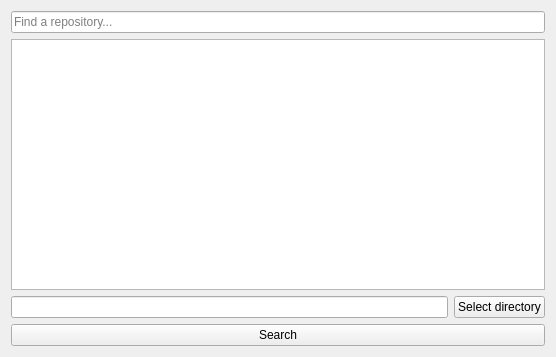
DomiTP/GitHub-Manager, file ui/widgets/local_repositories.ui: the form before one commit.
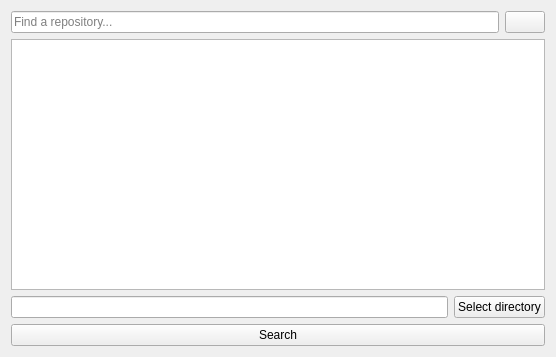
The form after the commit.

Patch:
```diff
--- a/ui/widgets/local_repositories.ui
+++ b/ui/widgets/local_repositories.ui
@@ -15,11 +15,31 @@
         </property>
         <layout class="QVBoxLayout" name="verticalLayout">
             <item>
+    <layout class="QHBoxLayout" name="horizontalLayout_2">
+     <property name="bottomMargin">
+      <number>0</number>
+     </property>
+     <item>
                 <widget class="QLineEdit" name="lineEdit">
                     <property name="placeholderText">
                         <string>Find a repository...</string>
                     </property>
                 </widget>
+     </item>
+     <item>
+      <widget class="QPushButton" name="loadingButton">
+       <property name="sizePolicy">
+        <sizepolicy hsizetype="Fixed" vsizetype="Fixed">
+         <horstretch>0</horstretch>
+         <verstretch>0</verstretch>
+        </sizepolicy>
+       </property>
+       <property name="text">
+        <string/>
+       </property>
+      </widget>
+     </item>
+    </layout>
             </item>
             <item>
                 <widget class="QListWidget" name="listWidget"/>
```
Lines whose indentation alone changed are shown as unchanged.
